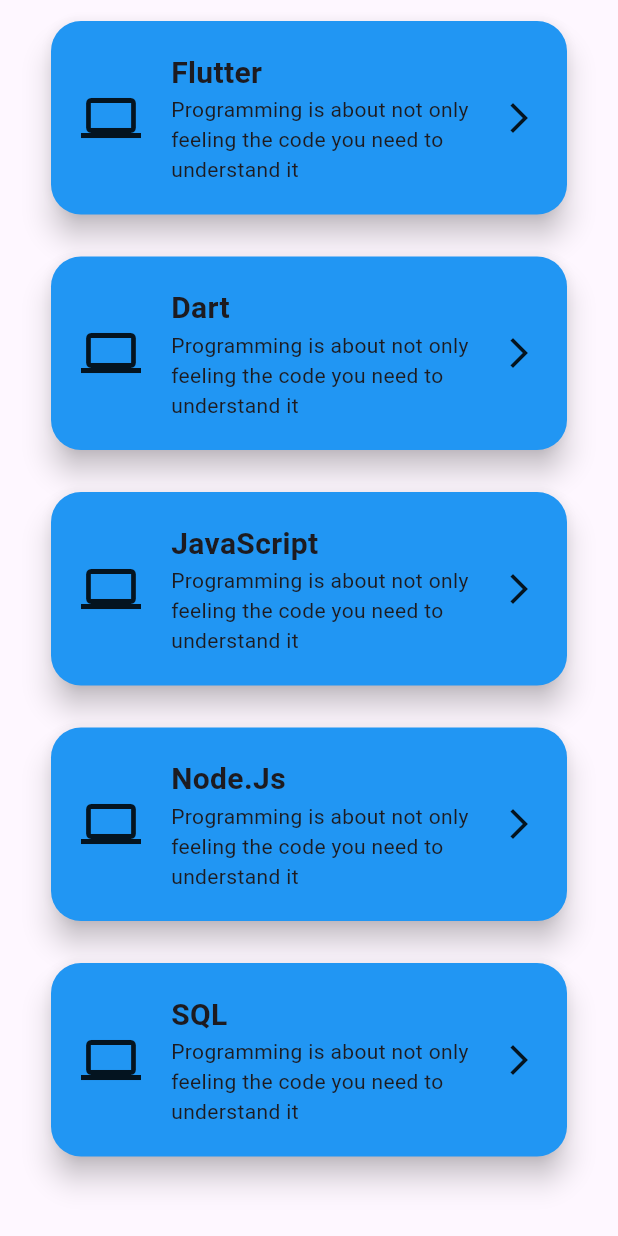
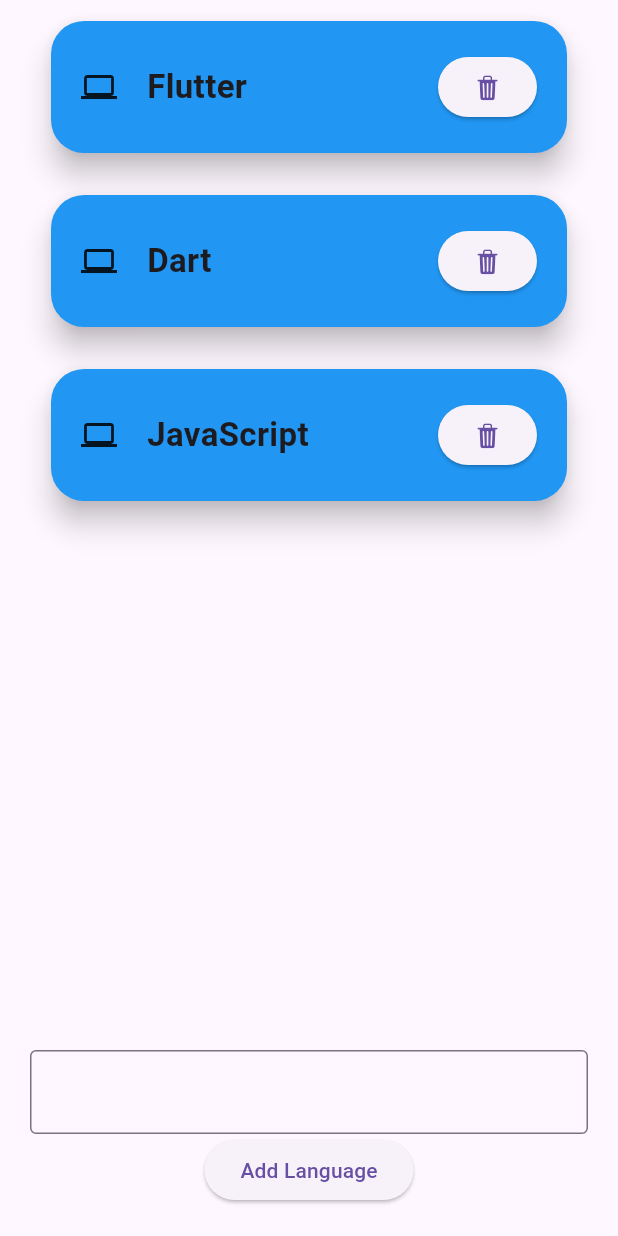
Before and after one commit to YOU-CANT-GUARD-ME/Flutter-Study, a Flutter app: the Profilepage screen opened directly, on a phone screen of 412 x 824 dp. Run offline on Flutter 3.47's test engine with Material 3 defaults, Android fonts, the phone set to English and light mode, and no system bars.

Commit message:
made the cards deleteable

```diff
--- /dev/null
+++ b/lib/pages/Flutterpage.dart
@@ -0,0 +1,25 @@
+import 'package:flutter/material.dart';
+
+class Flutterpage extends StatelessWidget {
+  const Flutterpage({super.key});
+
+  @override
+  Widget build(BuildContext context) {
+    return Scaffold(
+      body: Center(
+        child: Column(
+          mainAxisSize: MainAxisSize.min,
+          children: [
+            Text("Flutter Page"),
+            ElevatedButton(
+              onPressed: () {
+                Navigator.pop(context);
+              },
+              child: Text("Back"),
+            )
+          ],
+        ),
+      ),
+    );
+  }
+}
--- a/lib/pages/profilepage.dart
+++ b/lib/pages/profilepage.dart
@@ -1,21 +1,32 @@
+import 'package:flutter/cupertino.dart';
 import 'package:flutter/material.dart';
+import 'package:study4/pages/Flutterpage.dart';
 import 'package:study4/pages/homepage.dart';
 
-  final List<String> skills = [
-    "Flutter",
-    "Dart",
-    "JavaScript",
-    "Node.Js",
-    "SQL",
-  ];
+class Profilepage extends StatefulWidget {
+  const Profilepage({super.key});
 
-class Profilepage extends StatelessWidget {
-  const Profilepage({super.key});
+  @override
+  State<Profilepage> createState() => _ProfilepageState();
+}
+
+class _ProfilepageState extends State<Profilepage> {
+  final TextEditingController skillsController = TextEditingController();
+  List<String> skills = ["Flutter", "Dart", "JavaScript"];
+
+  @override
+  void dispose() {
+    skillsController.dispose();
+    super.dispose();
+  }
 
   @override
   Widget build(BuildContext context) {
     return Scaffold(
-      body: ListView.builder(
+      body: Column(
+        children: [
+          Expanded(
+            child: ListView.builder(
               itemCount: skills.length,
               itemBuilder: (context, index) {
                 return Padding(
@@ -23,65 +34,71 @@
                     horizontal: 30,
                     vertical: 10,
                   ),
-            child: SkillCard(skillName: skills[index]),
-          );
-        },
-      ),
-    );
-  }
-}
-
-
-class SkillCard extends StatelessWidget {
-  const SkillCard({
-    super.key,
-    required this.skillName,
-  });
-
-  final String skillName;
-
-  @override
-  Widget build(BuildContext context) {
-    return Card(
+                  child: Card(
                     color: Colors.blue,
                     elevation: 8,
                     shape: RoundedRectangleBorder(
-        borderRadius: BorderRadius.circular(20),
+                      borderRadius: BorderRadius.circular(22),
                     ),
                     child: Padding(
                       padding: EdgeInsets.all(20),
                       child: Row(
                         children: [
-            Icon(
-              Icons.computer,
-              size: 40,
-            ),
+                          Icon(Icons.computer),
                           SizedBox(width: 20),
-            Flexible(
-              child: Column(
-                crossAxisAlignment: CrossAxisAlignment.start,
-                children: [
-                  Text(
-                    skillName,
+                          Expanded(
+                            child: Text(
+                              skills[index],
                               style: TextStyle(
-                      fontSize: 20,
+                                fontSize: 22,
                                 fontWeight: FontWeight.bold,
                               ),
                             ),
-                  Text(
-                    "Programming is about not only feeling the code you need to understand it",
-                    style: TextStyle(
-                      fontSize: 14,
+                          ),
+                          ElevatedButton(
+                            onPressed: () {
+                              setState(() {
+                                skills.removeAt(index);
+                              });
+                            },
+                            child: Icon(CupertinoIcons.trash_fill),
+                          )
+                        ],
+                      ),
+                    ),
+                  ),
+                );
+              },
+            ),
+          ),
+
+          Padding(
+            padding: EdgeInsetsGeometry.all(20),
+            child: Column(
+              children: [
+                TextField(
+                  controller: skillsController,
+                  decoration: InputDecoration(
+                    border: OutlineInputBorder()
+                  ),
+                ),
+
+                ElevatedButton(
+                  onPressed: () {
+                    if(skillsController.text.trim().isNotEmpty) {
+                      setState(() {
+                        skills.add(skillsController.text.trim());
+                      });
+                    }
+                    skillsController.clear();
+                  },
+                  child: Text("Add Language"),
+                ),
+              ],
             ),
           ),
         ],
       ),
-            ),
-            SizedBox(width: 10),
-            Icon(Icons.arrow_forward_ios),
-          ],
-        ),
-      ),
     );
   }
 }
```
Lines whose indentation alone changed are shown as unchanged.
